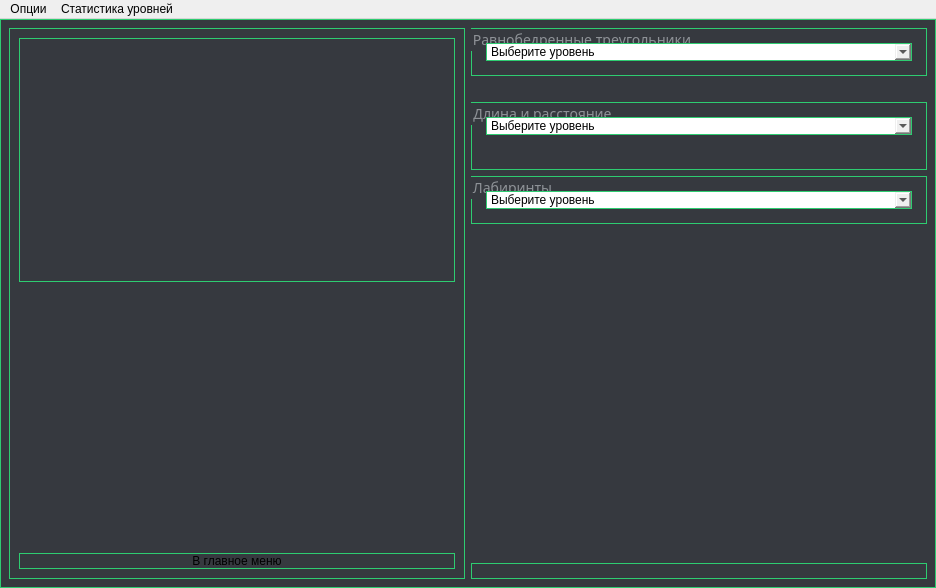
This is ui/Matrix.ui in unitedtimur/unigame as Qt 5 draws it before an edit. The edited form follows.
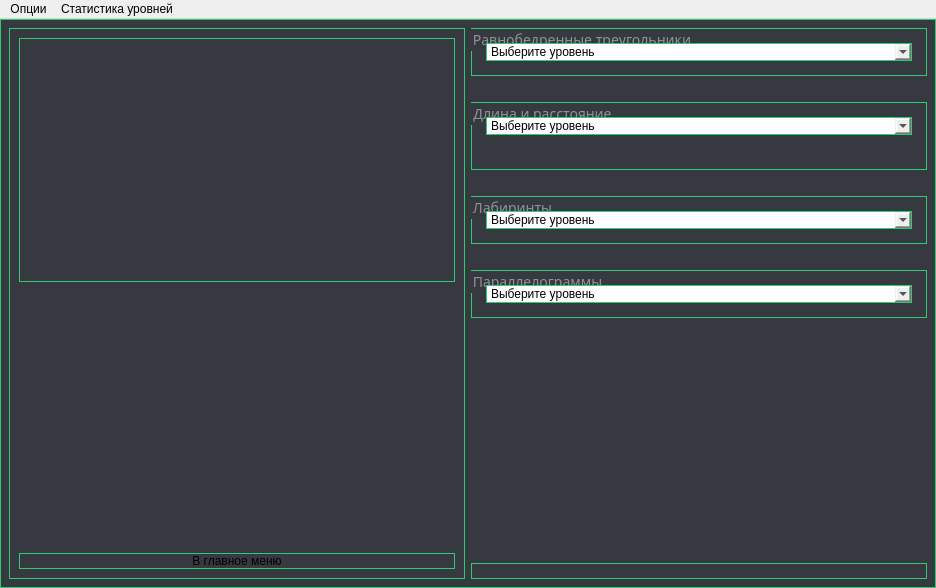
This is the edited form.

Commit message: Adde new parallelogram levels and splash / sounds

Diff of the .ui file:
```diff
--- a/ui/Matrix.ui
+++ b/ui/Matrix.ui
@@ -258,6 +258,22 @@
         </layout>
        </widget>
       </item>
+      <item>
+       <spacer name="verticalSpacer_8">
+        <property name="orientation">
+         <enum>Qt::Vertical</enum>
+        </property>
+        <property name="sizeType">
+         <enum>QSizePolicy::Fixed</enum>
+        </property>
+        <property name="sizeHint" stdset="0">
+         <size>
+          <width>20</width>
+          <height>20</height>
+         </size>
+        </property>
+       </spacer>
+      </item>
       <item>
        <widget class="QGroupBox" name="verticalGroupBox">
         <property name="styleSheet">
@@ -299,6 +315,63 @@
         </layout>
        </widget>
       </item>
+      <item>
+       <spacer name="verticalSpacer_7">
+        <property name="orientation">
+         <enum>Qt::Vertical</enum>
+        </property>
+        <property name="sizeType">
+         <enum>QSizePolicy::Fixed</enum>
+        </property>
+        <property name="sizeHint" stdset="0">
+         <size>
+          <width>20</width>
+          <height>20</height>
+         </size>
+        </property>
+       </spacer>
+      </item>
+      <item>
+       <widget class="QGroupBox" name="parallelogramGroupBox">
+        <property name="styleSheet">
+         <string notr="true">QGroupBox { 
+color: #8e9297; 
+border: 1px solid #2ecc71; 
+font: 14px PerfoC; 
+padding: 5px; 
+}</string>
+        </property>
+        <property name="title">
+         <string>Параллелограммы</string>
+        </property>
+        <layout class="QVBoxLayout" name="labirintsGroupBox_2">
+         <item>
+          <widget class="QComboBox" name="levelParallelogramComboBox">
+           <item>
+            <property name="text">
+             <string>Выберите уровень</string>
+            </property>
+           </item>
+           <item>
+            <property name="text">
+             <string>Уровень 1</string>
+            </property>
+           </item>
+           <item>
+            <property name="text">
+             <string>Уровень 2</string>
+            </property>
+           </item>
+           <item>
+            <property name="text">
+             <string>Уровень 3</string>
+            </property>
+           </item>
+          </widget>
+         </item>
+        </layout>
+       </widget>
+      </item>
       <item>
        <spacer name="verticalSpacer_5">
         <property name="orientation">
```
The commit also changes 12 other files.
